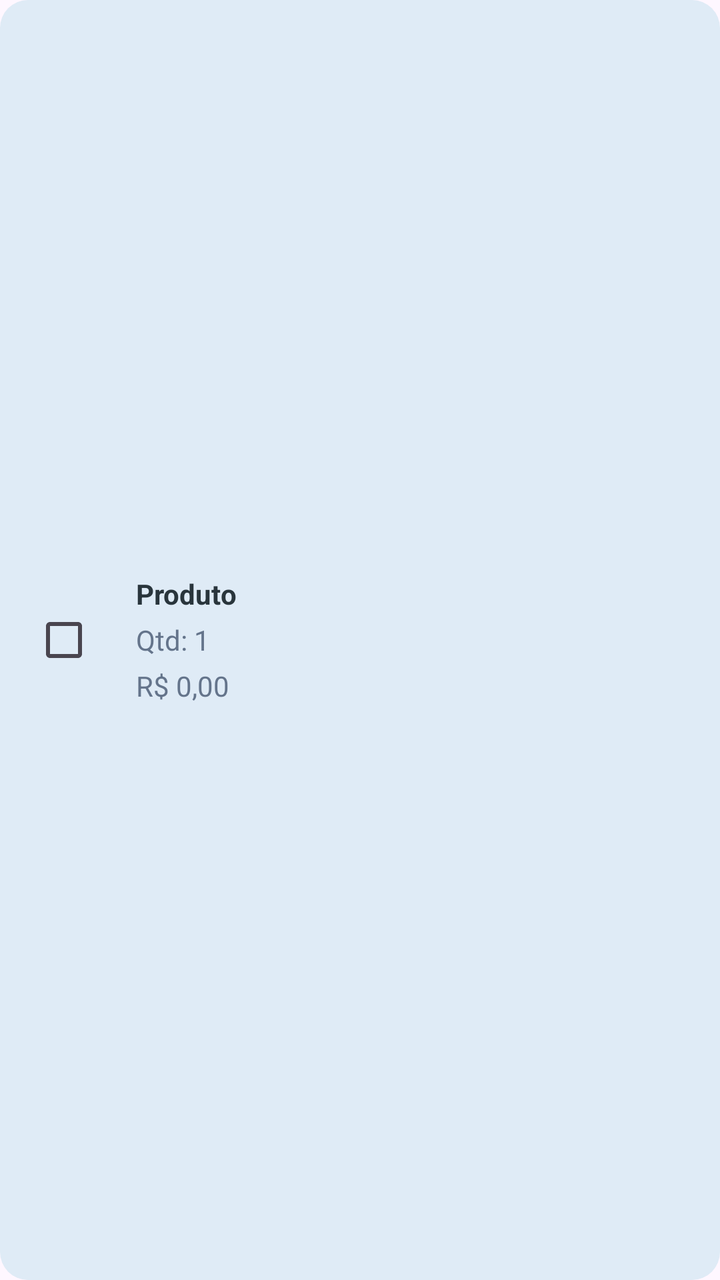
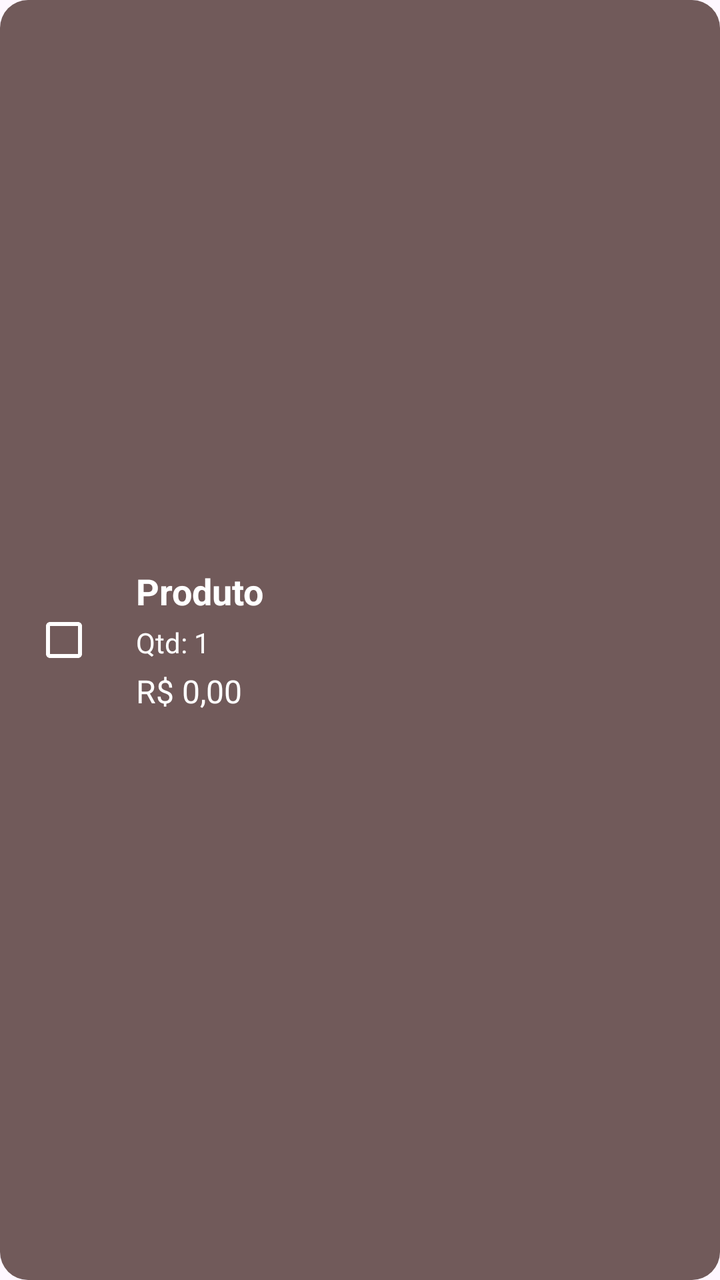

An Android layout rendered at two revisions. The XML below is the earlier revision; the diff shows what the commit changed to produce the second picture.
<!-- AndroidManifest.xml: application theme Theme.ListaCompras -->
<!-- res/layout/item_produto_da_lista.xml -->
<?xml version="1.0" encoding="utf-8"?>
<LinearLayout
    xmlns:android="http://schemas.android.com/apk/res/android"
    android:layout_width="match_parent"
    android:layout_height="wrap_content"
    android:orientation="horizontal"
    android:gravity="center_vertical"
    android:padding="8dp"
    android:background="@drawable/card_terciario"
    android:layout_marginBottom="6dp">

    <CheckBox
        android:id="@+id/checkProduto"
        android:layout_width="wrap_content"
        android:layout_height="wrap_content"/>

    <LinearLayout
        android:layout_width="0dp"
        android:layout_height="wrap_content"
        android:layout_weight="1"
        android:orientation="vertical"
        android:layout_marginStart="12dp">

        <TextView
            android:id="@+id/txtNomeProduto"
            android:layout_width="wrap_content"
            android:layout_height="wrap_content"
            android:text="Produto"
            android:textColor="#29353C"
            android:textStyle="bold"/>

        <TextView
            android:id="@+id/txtQtdProduto"
            android:layout_width="wrap_content"
            android:layout_height="wrap_content"
            android:text="Qtd: 1"
            android:textColor="#64748B"
            android:layout_marginTop="4dp"/>

        <TextView
            android:id="@+id/txtPrecoProduto"
            android:layout_width="wrap_content"
            android:layout_height="wrap_content"
            android:text="R$ 0,00"
            android:textColor="#64748B"
            android:layout_marginTop="4dp"/>
    </LinearLayout>

</LinearLayout>
<!-- resources referenced by this layout -->
<resources>
  <!-- drawable card_terciario (drawable) -->
  <shape xmlns:android="http://schemas.android.com/apk/res/android">
      <solid android:color="#DFEBF6"/>
      <corners android:radius="14dp"/>
  </shape>
  <style name="Theme.ListaCompras" parent="Base.Theme.ListaCompras" />
  <style name="Base.Theme.ListaCompras" parent="Theme.Material3.DayNight.NoActionBar">
          
          
      </style>
</resources>

<!-- the commit's change to res/layout/item_produto_da_lista.xml (unified diff, before → after) -->
@@ -12,7 +12,8 @@
     <CheckBox
         android:id="@+id/checkProduto"
         android:layout_width="wrap_content"
-        android:layout_height="wrap_content"/>
+        android:layout_height="wrap_content"
+        android:buttonTint="#ffffff"/>
 
     <LinearLayout
         android:layout_width="0dp"
@@ -26,7 +27,8 @@
             android:layout_width="wrap_content"
             android:layout_height="wrap_content"
             android:text="Produto"
-            android:textColor="#29353C"
+            android:textColor="#ffffff"
+            android:textSize="18dp"
             android:textStyle="bold"/>
 
         <TextView
@@ -34,7 +36,8 @@
             android:layout_width="wrap_content"
             android:layout_height="wrap_content"
             android:text="Qtd: 1"
-            android:textColor="#64748B"
+            android:textColor="#ffffff"
+            android:textSize="14dp"
             android:layout_marginTop="4dp"/>
 
         <TextView
@@ -42,7 +45,8 @@
             android:layout_width="wrap_content"
             android:layout_height="wrap_content"
             android:text="R$ 0,00"
-            android:textColor="#64748B"
+            android:textColor="#ffffff"
+            android:textSize="16dp"
             android:layout_marginTop="4dp"/>
     </LinearLayout>
 
<!-- resource entries referenced after the edit -->
@@ -2,7 +2,7 @@
 <resources>
   <!-- drawable card_terciario (drawable) -->
   <shape xmlns:android="http://schemas.android.com/apk/res/android">
-      <solid android:color="#DFEBF6"/>
+      <solid android:color="#715A5A"/>
       <corners android:radius="14dp"/>
   </shape>
   <style name="Theme.ListaCompras" parent="Base.Theme.ListaCompras" />
